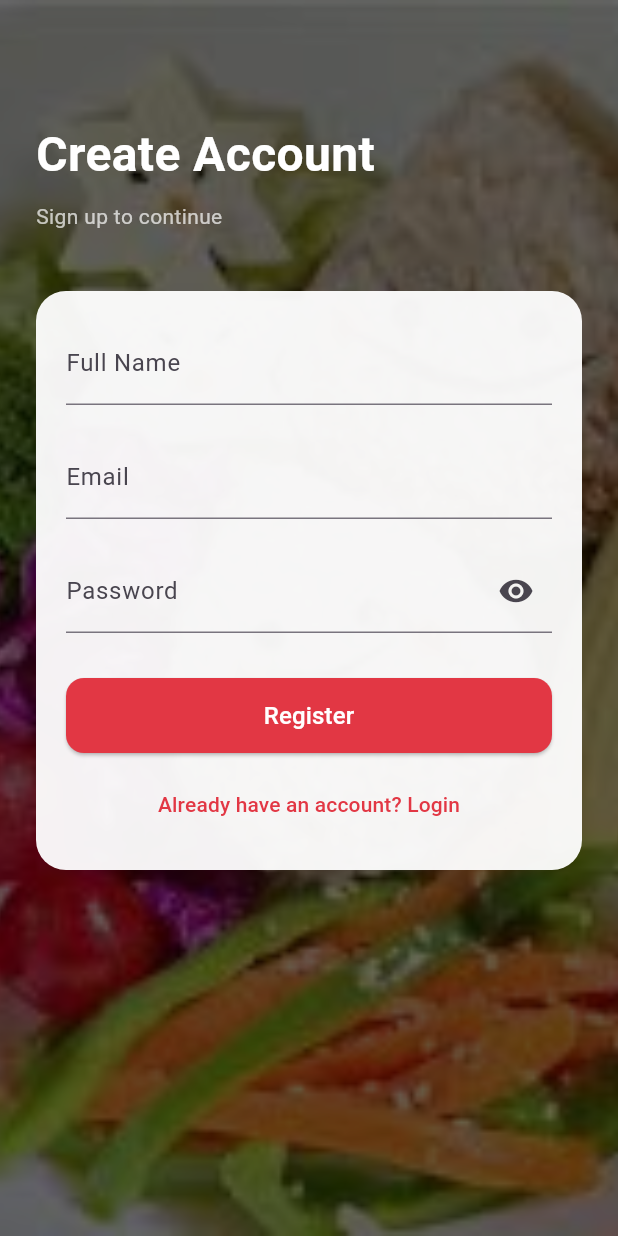
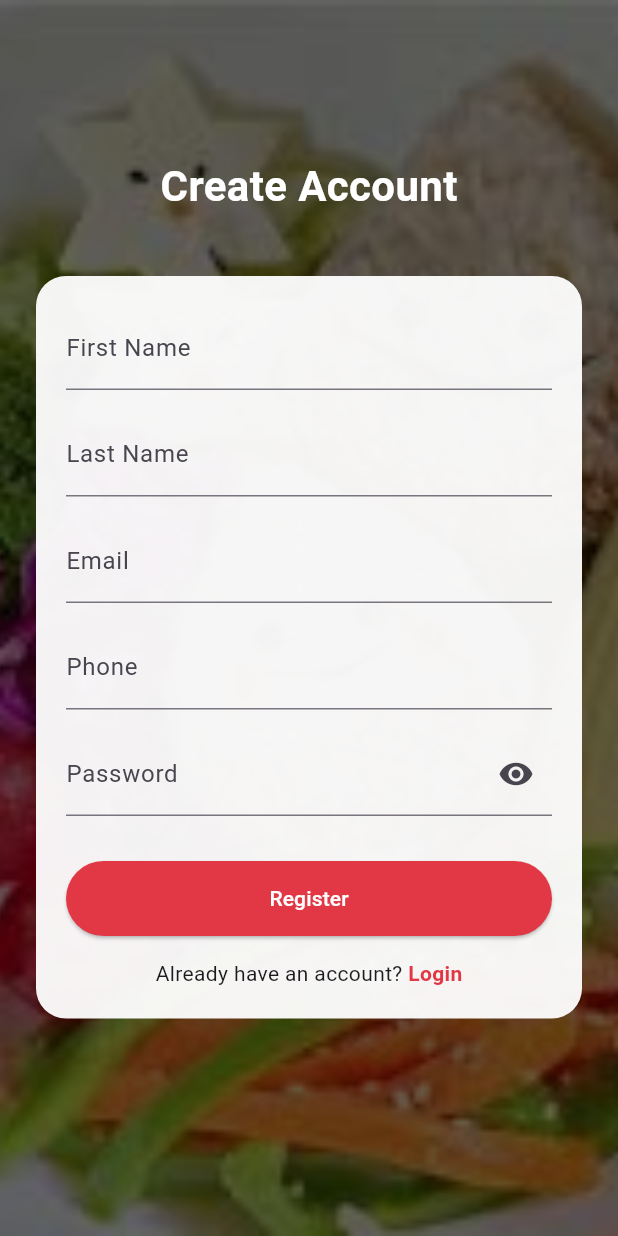
Before and after one commit to Samhitha1705/FLUTTER-NUTRISENSE, a Flutter app: the screen it shows after launch, after a tap on "Create an account", on a phone screen of 412 x 824 dp. Run offline on Flutter 3.47's test engine with Material 3 defaults, Android fonts, the phone set to English and light mode, and no system bars; our stand-ins replace animated_splash_screen, cached_network_image, image_picker, shared_preferences; missing offline and left inert: razorpay_flutter.

Commit message:
Fix login and registration flow with OTP and dashboard navigation

```diff
--- /dev/null
+++ b/lib/login_page.dart
@@ -0,0 +1,179 @@
+import 'package:flutter/material.dart';
+import 'forgot_password_page.dart';
+import 'registrationPage.dart';
+import 'statefull.dart';
+import 'auth_storage.dart';
+
+class LoginPage extends StatefulWidget {
+  const LoginPage({super.key});
+
+  @override
+  State<LoginPage> createState() => _LoginPageState();
+}
+
+class _LoginPageState extends State<LoginPage> {
+  final TextEditingController emailController = TextEditingController();
+  final TextEditingController passwordController = TextEditingController();
+  bool isPasswordVisible = false;
+
+  @override
+  Widget build(BuildContext context) {
+    return Scaffold(
+      body: Stack(
+        children: [
+          SizedBox.expand(
+            child: Image.asset(
+              "assets/images/food_bg.jpg",
+              fit: BoxFit.cover,
+            ),
+          ),
+          Container(color: Colors.black.withOpacity(0.4)),
+          Center(
+            child: Padding(
+              padding: const EdgeInsets.symmetric(horizontal: 24),
+              child: Column(
+                mainAxisAlignment: MainAxisAlignment.center,
+                children: [
+                  const Align(
+                    alignment: Alignment.centerLeft,
+                    child: Text(
+                      "Login",
+                      style: TextStyle(
+                          color: Colors.white,
+                          fontSize: 28,
+                          fontWeight: FontWeight.bold),
+                    ),
+                  ),
+                  const SizedBox(height: 5),
+                  const Align(
+                    alignment: Alignment.centerLeft,
+                    child: Text(
+                      "Please enter your details",
+                      style: TextStyle(color: Colors.white70, fontSize: 14),
+                    ),
+                  ),
+                  const SizedBox(height: 25),
+                  Container(
+                    padding: const EdgeInsets.all(20),
+                    decoration: BoxDecoration(
+                        color: Colors.white,
+                        borderRadius: BorderRadius.circular(20)),
+                    child: Column(
+                      children: [
+                        TextField(
+                          controller: emailController,
+                          decoration: const InputDecoration(
+                            hintText: "Email",
+                            border: UnderlineInputBorder(),
+                          ),
+                        ),
+                        const SizedBox(height: 20),
+                        TextField(
+                          controller: passwordController,
+                          obscureText: !isPasswordVisible,
+                          decoration: InputDecoration(
+                            hintText: "Password",
+                            border: const UnderlineInputBorder(),
+                            suffixIcon: IconButton(
+                              icon: Icon(isPasswordVisible
+                                  ? Icons.visibility
+                                  : Icons.visibility_off),
+                              onPressed: () {
+                                setState(() {
+                                  isPasswordVisible = !isPasswordVisible;
+                                });
+                              },
+                            ),
+                          ),
+                        ),
+                        Align(
+                          alignment: Alignment.centerRight,
+                          child: TextButton(
+                            onPressed: () {
+                              Navigator.push(
+                                context,
+                                MaterialPageRoute(
+                                    builder: (_) =>
+                                    const ForgotPasswordPage()),
+                              );
+                            },
+                            child: const Text(
+                              "Forgot Password?",
+                              style:
+                              TextStyle(color: Colors.red, fontSize: 13),
+                            ),
+                          ),
+                        ),
+                        const SizedBox(height: 10),
+                        SizedBox(
+                          width: double.infinity,
+                          height: 45,
+                          child: ElevatedButton(
+                            style: ElevatedButton.styleFrom(
+                                backgroundColor: Colors.red,
+                                shape: RoundedRectangleBorder(
+                                    borderRadius: BorderRadius.circular(10))),
+                            onPressed: () async {
+                              if (emailController.text.isEmpty ||
+                                  passwordController.text.isEmpty) {
+                                ScaffoldMessenger.of(context).showSnackBar(
+                                    const SnackBar(
+                                        content: Text(
+                                            "Please enter email and password")));
+                                return;
+                              }
+
+                              bool success = await AuthStorage.login(
+                                  emailController.text.trim(),
+                                  passwordController.text.trim());
+
+                              if (success) {
+                                await AuthStorage.setLoggedIn(true);
+
+                                Navigator.pushAndRemoveUntil(
+                                  context,
+                                  MaterialPageRoute(
+                                      builder: (_) =>
+                                      const StatefulDashboard()),
+                                      (route) => false,
+                                );
+                              } else {
+                                ScaffoldMessenger.of(context).showSnackBar(
+                                    const SnackBar(
+                                        content: Text("Invalid Credentials")));
+                              }
+                            },
+                            child: const Text(
+                              "Login",
+                              style: TextStyle(
+                                  color: Colors.white,
+                                  fontWeight: FontWeight.bold),
+                            ),
+                          ),
+                        ),
+                        const SizedBox(height: 10),
+                        TextButton(
+                          onPressed: () {
+                            Navigator.push(
+                              context,
+                              MaterialPageRoute(
+                                  builder: (_) => const Registrationpage()),
+                            );
+                          },
+                          child: const Text(
+                            "Create an account",
+                            style: TextStyle(color: Colors.red),
+                          ),
+                        ),
+                      ],
+                    ),
+                  )
+                ],
+              ),
+            ),
+          ),
+        ],
+      ),
+    );
+  }
+}
--- a/lib/main.dart
+++ b/lib/main.dart
@@ -6,6 +6,7 @@ import 'registrationPage.dart';
 import 'statefull.dart';
 import 'review_provider.dart';
 import 'routes.dart';
+import 'login_page.dart';   // ✅ ADDED THIS
 
 void main() {
   runApp(
@@ -55,175 +56,8 @@ class SplashScreen extends StatelessWidget {
         ),
       ),
       duration: 2000,
-      backgroundColor: Color(0xFFE23744),
-      nextScreen: const LoginPage(),
+      backgroundColor: const Color(0xFFE23744),
+      nextScreen: const LoginPage(),   // ✅ Now comes from login_page.dart
     );
   }
 }
-
-//////////////////////////////////////////////////////////
-// LOGIN PAGE (PREMIUM STYLE)
-//////////////////////////////////////////////////////////
-
-class LoginPage extends StatefulWidget {
-  const LoginPage({super.key});
-
-  @override
-  State<LoginPage> createState() => _LoginPageState();
-}
-
-class _LoginPageState extends State<LoginPage> {
-  final TextEditingController phoneController = TextEditingController();
-  final TextEditingController passwordController = TextEditingController();
-  bool visiblePassword = true;
-
-  @override
-  Widget build(BuildContext context) {
-    return Scaffold(
-      resizeToAvoidBottomInset: true,
-      body: Stack(
-        children: [
-          // 🔥 Background Image
-          SizedBox.expand(
-            child: Image.asset(
-              "assets/images/food_bg.jpg",
-              fit: BoxFit.cover,
-            ),
-          ),
-
-          // 🔥 Dark Overlay
-          Container(
-            color: Colors.black.withOpacity(0.6),
-          ),
-
-          SafeArea(
-            child: SingleChildScrollView(
-              padding: EdgeInsets.only(
-                left: 24,
-                right: 24,
-                bottom: MediaQuery.of(context).viewInsets.bottom,
-              ),
-              child: Column(
-                crossAxisAlignment: CrossAxisAlignment.start,
-                children: [
-                  const SizedBox(height: 80),
-
-                  const Text(
-                    "Login",
-                    style: TextStyle(
-                      fontSize: 32,
-                      fontWeight: FontWeight.bold,
-                      color: Colors.white,
-                    ),
-                  ),
-
-                  const SizedBox(height: 8),
-
-                  const Text(
-                    "Please enter your details",
-                    style: TextStyle(color: Colors.white70),
-                  ),
-
-                  const SizedBox(height: 40),
-
-                  // 🔥 White Card Container
-                  Container(
-                    padding: const EdgeInsets.all(20),
-                    decoration: BoxDecoration(
-                      color: Colors.white.withOpacity(0.95),
-                      borderRadius: BorderRadius.circular(20),
-                    ),
-                    child: Column(
-                      children: [
-                        TextField(
-                          controller: phoneController,
-                          keyboardType: TextInputType.phone,
-                          decoration: const InputDecoration(
-                            labelText: "Phone Number",
-                          ),
-                        ),
-
-                        const SizedBox(height: 20),
-
-                        TextField(
-                          controller: passwordController,
-                          obscureText: visiblePassword,
-                          decoration: InputDecoration(
-                            labelText: "Password",
-                            suffixIcon: IconButton(
-                              icon: Icon(
-                                visiblePassword
-                                    ? Icons.visibility
-                                    : Icons.visibility_off,
-                              ),
-                              onPressed: () {
-                                setState(() {
-                                  visiblePassword = !visiblePassword;
-                                });
-                              },
-                            ),
-                          ),
-                        ),
-
-                        const SizedBox(height: 30),
-
-                        SizedBox(
-                          width: double.infinity,
-                          height: 50,
-                          child: ElevatedButton(
-                            style: ElevatedButton.styleFrom(
-                              backgroundColor: const Color(0xFFE23744),
-                              shape: RoundedRectangleBorder(
-                                borderRadius: BorderRadius.circular(12),
-                              ),
-                            ),
-                            onPressed: () {
-                              if (phoneController.text.isEmpty ||
-                                  passwordController.text.isEmpty) {
-                                ScaffoldMessenger.of(context).showSnackBar(
-                                  const SnackBar(
-                                    content: Text("Please fill all fields"),
-                                  ),
-                                );
-                              } else {
-                                Navigator.pushReplacementNamed(
-                                    context, "/dashboard");
-                              }
-                            },
-                            child: const Text(
-                              "Login",
-                              style: TextStyle(
-                                fontSize: 16,
-                                color: Colors.white,
-                              ),
-                            ),
-                          ),
-                        ),
-
-                        const SizedBox(height: 10),
-
-                        TextButton(
-                          onPressed: () {
-                            Navigator.pushNamed(context, "/register");
-                          },
-                          child: const Text(
-                            "Create an account",
-                            style: TextStyle(
-                              color: Color(0xFFE23744),
-                            ),
-                          ),
-                        ),
-                      ],
-                    ),
-                  ),
-
-                  const SizedBox(height: 40),
-                ],
-              ),
-            ),
-          ),
-        ],
-      ),
-    );
-  }
-}
--- a/lib/registrationPage.dart
+++ b/lib/registrationPage.dart
@@ -1,4 +1,5 @@
 import 'package:flutter/material.dart';
+import 'otp_verification_page.dart';
 
 class Registrationpage extends StatefulWidget {
   const Registrationpage({super.key});
@@ -8,94 +9,78 @@ class Registrationpage extends StatefulWidget {
 }
 
 class _RegistrationpageState extends State<Registrationpage> {
-  final TextEditingController nameController = TextEditingController();
-  final TextEditingController emailController = TextEditingController();
-  final TextEditingController passwordController = TextEditingController();
+  final firstNameController = TextEditingController();
+  final lastNameController = TextEditingController();
+  final emailController = TextEditingController();
+  final phoneController = TextEditingController();
+  final passwordController = TextEditingController();
   bool visiblePassword = true;
 
   @override
   Widget build(BuildContext context) {
     return Scaffold(
-      resizeToAvoidBottomInset: true,
       body: Stack(
         children: [
-          // Background Image
           SizedBox.expand(
               child: Image.asset(
                 "assets/images/food_bg.jpg",
                 fit: BoxFit.cover,
-            ),
-          ),
-
-          // Dark Overlay
-          Container(
-            color: Colors.black.withOpacity(0.6),
-          ),
-
+              )),
+          Container(color: Colors.black.withOpacity(0.6)),
           SafeArea(
             child: SingleChildScrollView(
-              padding: EdgeInsets.only(
-                left: 24,
-                right: 24,
-                bottom: MediaQuery.of(context).viewInsets.bottom,
-              ),
+              padding: const EdgeInsets.all(24),
               child: Column(
-                crossAxisAlignment: CrossAxisAlignment.start,
                 children: [
                   const SizedBox(height: 80),
-
                   const Text(
                     "Create Account",
                     style: TextStyle(
-                      fontSize: 32,
+                        fontSize: 28,
                         fontWeight: FontWeight.bold,
-                      color: Colors.white,
+                        color: Colors.white),
                   ),
-                  ),
-
-                  const SizedBox(height: 8),
-
-                  const Text(
-                    "Sign up to continue",
-                    style: TextStyle(color: Colors.white70),
-                  ),
-
                   const SizedBox(height: 40),
-
-                  // White Card
                   Container(
                     padding: const EdgeInsets.all(20),
                     decoration: BoxDecoration(
                         color: Colors.white.withOpacity(0.95),
-                      borderRadius: BorderRadius.circular(20),
-                    ),
+                        borderRadius: BorderRadius.circular(20)),
                     child: Column(
                       children: [
                         TextField(
-                          controller: nameController,
-                          decoration: const InputDecoration(
-                            labelText: "Full Name",
+                          controller: firstNameController,
+                          decoration:
+                          const InputDecoration(labelText: "First Name"),
                         ),
+                        const SizedBox(height: 15),
+                        TextField(
+                          controller: lastNameController,
+                          decoration:
+                          const InputDecoration(labelText: "Last Name"),
                         ),
-                        const SizedBox(height: 20),
+                        const SizedBox(height: 15),
                         TextField(
                           controller: emailController,
-                          decoration: const InputDecoration(
-                            labelText: "Email",
+                          decoration:
+                          const InputDecoration(labelText: "Email"),
                         ),
+                        const SizedBox(height: 15),
+                        TextField(
+                          controller: phoneController,
+                          decoration:
+                          const InputDecoration(labelText: "Phone"),
                         ),
-                        const SizedBox(height: 20),
+                        const SizedBox(height: 15),
                         TextField(
                           controller: passwordController,
                           obscureText: visiblePassword,
                           decoration: InputDecoration(
                             labelText: "Password",
                             suffixIcon: IconButton(
-                              icon: Icon(
-                                visiblePassword
+                              icon: Icon(visiblePassword
                                   ? Icons.visibility
-                                    : Icons.visibility_off,
-                              ),
+                                  : Icons.visibility_off),
                               onPressed: () {
                                 setState(() {
                                   visiblePassword = !visiblePassword;
@@ -111,51 +96,52 @@ class _RegistrationpageState extends State<Registrationpage> {
                           child: ElevatedButton(
                             style: ElevatedButton.styleFrom(
                               backgroundColor: const Color(0xFFE23744),
-                              shape: RoundedRectangleBorder(
-                                borderRadius: BorderRadius.circular(12),
+                            ),
+                            onPressed: () {
+                              Navigator.push(
+                                context,
+                                MaterialPageRoute(
+                                  builder: (_) => OtpVerificationPage(
+                                    email: emailController.text,
+                                    password: passwordController.text,
+                                    firstName: firstNameController.text,
+                                    lastName: lastNameController.text,
+                                    phone: phoneController.text,
                                   ),
                                 ),
-                            onPressed: () {
-                              if (nameController.text.isEmpty ||
-                                  emailController.text.isEmpty ||
-                                  passwordController.text.isEmpty) {
-                                ScaffoldMessenger.of(context).showSnackBar(
-                                  const SnackBar(
-                                    content: Text("Please fill all fields"),
-                                  ),
                               );
-                              } else {
-                                Navigator.pop(context);
-                              }
                             },
                             child: const Text(
                               "Register",
-                              style: TextStyle(
-                                fontSize: 16,
-                                color: Colors.white,
+                              style: TextStyle(color: Colors.white),
                             ),
                           ),
                         ),
-                        ),
-                        const SizedBox(height: 10),
-                        TextButton(
-                          onPressed: () {
+                        const SizedBox(height: 15),
+                        Row(
+                          mainAxisAlignment: MainAxisAlignment.center,
+                          children: [
+                            const Text("Already have an account? "),
+                            GestureDetector(
+                              onTap: () {
                                 Navigator.pop(context);
                               },
                               child: const Text(
-                            "Already have an account? Login",
+                                "Login",
                                 style: TextStyle(
                                     color: Color(0xFFE23744),
-                            ),
+                                    fontWeight: FontWeight.bold),
                               ),
                             ),
                           ],
+                        )
+                      ],
                     ),
-                  ),
+                  )
                 ],
               ),
             ),
-          ),
+          )
         ],
       ),
     );
--- a/lib/statefull.dart
+++ b/lib/statefull.dart
@@ -10,6 +10,7 @@ import 'expandWidget.dart';
 import 'my_orders.dart';
 import 'main.dart';
 import 'address_book_page.dart';
+import 'login_page.dart';
 
 class StatefulDashboard extends StatefulWidget {
   const StatefulDashboard({super.key});
```
Also changed, not shown: lib/auth_storage.dart (added, +41 -0 lines), lib/forgot_password_page.dart (added, +105 -0 lines), lib/otp_verification_page.dart (added, +124 -0 lines). Lines whose indentation alone changed are shown as unchanged.
